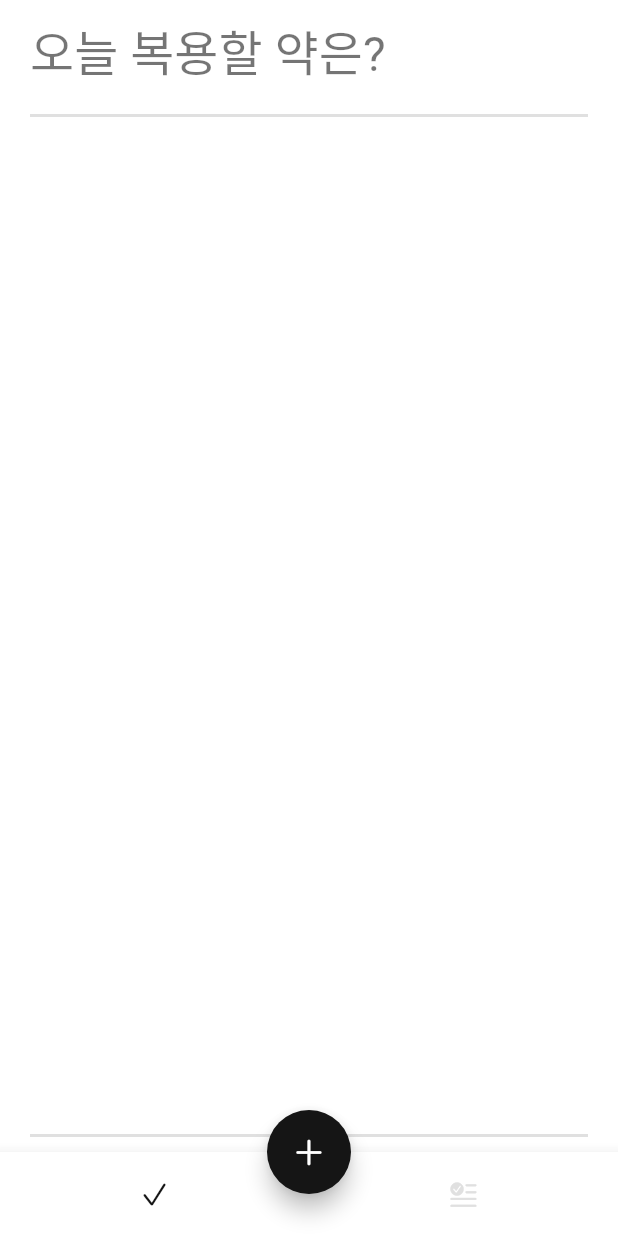
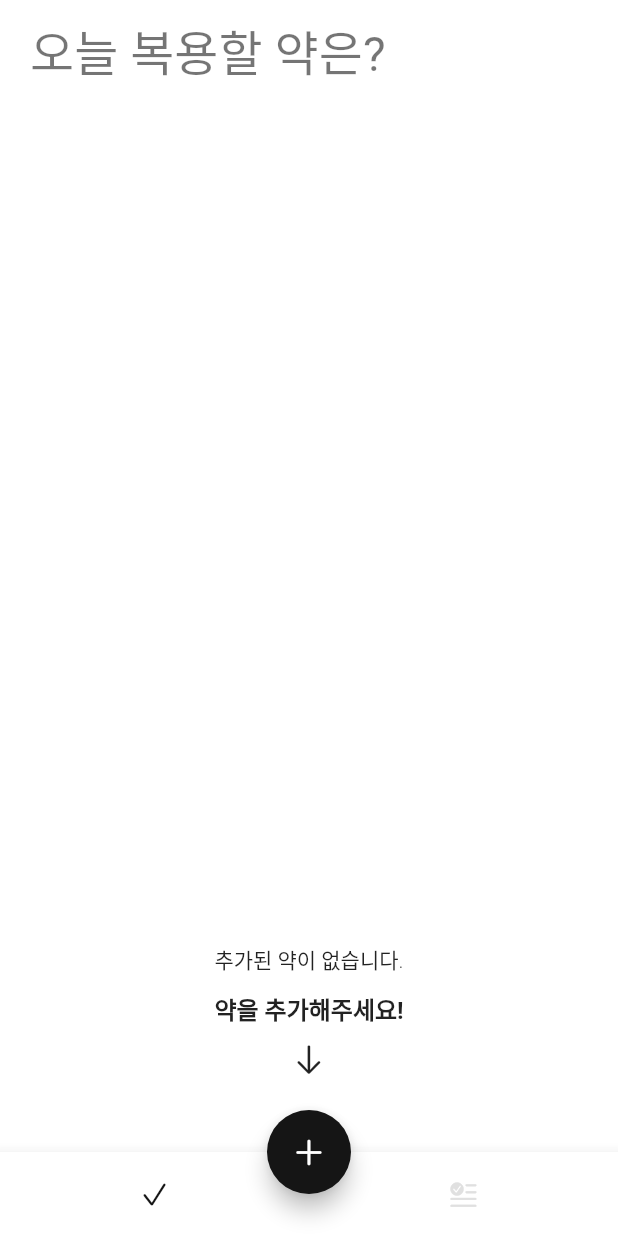
Before and after one commit to GzuPark/TimeToPill_flutter, a Flutter app: the screen it shows after launch, on a phone screen of 412 x 824 dp. Run offline on Flutter 3.47's test engine with Material 2 defaults, Android fonts, the phone set to English and light mode, and no system bars; our stand-ins replace flutter_local_notifications, flutter_native_timezone, hive, hive_flutter, image_picker, permission_handler and 1 more; accounts and stored records are empty; Roboto replaces fonts that are missing (Gaegu).

Commit message:
Add TodayEmpty page if the list is empty

```diff
--- a/lib/components/project_constants.dart
+++ b/lib/components/project_constants.dart
@@ -25,7 +25,7 @@ const double radiusCircleAvatar = 40.0;
 const double sectionDividerHeight = 1.0;
 
 /// 2.0
-const double sectionDividerThickness = 2.0;
+const double sectionDividerThickness = 1.0;
 
 /// `horizontal`: 20.0
 /// `vertical`: 10.0
--- /dev/null
+++ b/lib/pages/today/today_empty_widget.dart
@@ -0,0 +1,23 @@
+import 'package:flutter/cupertino.dart';
+import 'package:flutter/material.dart';
+
+import 'package:time_to_pill/components/project_constants.dart';
+
+class TodayEmpty extends StatelessWidget {
+  const TodayEmpty({Key? key}) : super(key: key);
+
+  @override
+  Widget build(BuildContext context) {
+    return Column(
+      mainAxisAlignment: MainAxisAlignment.end,
+      children: [
+        const Center(child: Text('추가된 약이 없습니다.')),
+        const SizedBox(height: smallSpace),
+        Text('약을 추가해주세요!', style: Theme.of(context).textTheme.subtitle1),
+        const SizedBox(height: smallSpace),
+        const Icon(CupertinoIcons.arrow_down),
+        const SizedBox(height: largeSpace),
+      ],
+    );
+  }
+}
--- a/lib/pages/today/today_page.dart
+++ b/lib/pages/today/today_page.dart
@@ -9,6 +9,7 @@ import 'package:time_to_pill/components/project_page_route.dart';
 import 'package:time_to_pill/main.dart';
 import 'package:time_to_pill/models/pill.dart';
 import 'package:time_to_pill/models/pill_alarm.dart';
+import 'package:time_to_pill/pages/today/today_empty_widget.dart';
 
 class TodayPage extends StatelessWidget {
   const TodayPage({Key? key}) : super(key: key);
@@ -23,7 +24,6 @@ class TodayPage extends StatelessWidget {
           style: Theme.of(context).textTheme.headline4,
         ),
         const SizedBox(height: regularSpace),
-        const Divider(height: sectionDividerHeight, thickness: sectionDividerThickness),
         Expanded(
           /// Automatically check to change in the Hive box
           child: ValueListenableBuilder(
@@ -31,14 +31,16 @@ class TodayPage extends StatelessWidget {
             builder: _buildPillListView,
           ),
         ),
-        const Divider(height: sectionDividerHeight, thickness: sectionDividerThickness),
       ],
     );
   }
 
-  ListView _buildPillListView(BuildContext context, Box<Pill> box, _) {
+  Widget _buildPillListView(BuildContext context, Box<Pill> box, _) {
     final pills = box.values.toList();
     final pillAlarms = <PillAlarm>[];
+
+    /// Check emptiness
+    if (pills.isEmpty) return const TodayEmpty();
 
     /// Each pill has several alarms, in other words that Pill class has more than one alarm time in the list
     /// Therefore, create a new list for ListView: total length = each pill * number of its alarm list
@@ -57,11 +59,19 @@ class TodayPage extends StatelessWidget {
       }
     }
 
-    return ListView.separated(
-      padding: pillListTilePadding,
-      itemCount: pillAlarms.length,
-      itemBuilder: (BuildContext context, int index) => PillListTile(pillAlarm: pillAlarms[index]),
-      separatorBuilder: (BuildContext context, _) => const Divider(height: regularSpace),
+    return Column(
+      children: [
+        const Divider(height: sectionDividerHeight, thickness: sectionDividerThickness),
+        Expanded(
+          child: ListView.separated(
+            padding: pillListTilePadding,
+            itemCount: pillAlarms.length,
+            itemBuilder: (BuildContext context, int index) => PillListTile(pillAlarm: pillAlarms[index]),
+            separatorBuilder: (BuildContext context, _) => const Divider(height: regularSpace),
+          ),
+        ),
+        const Divider(height: sectionDividerHeight, thickness: sectionDividerThickness),
+      ],
     );
   }
 }
```
